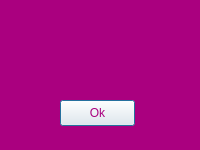
Before: the Qt Designer form task/pythonProject/gui/ui_files/error_window.ui in Little0witch/practice, drawn with Qt 5.
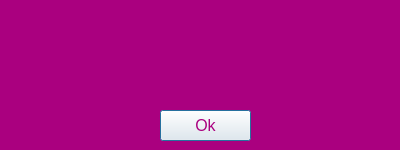
After: the same form once the commit is applied.

Diff of the .ui file:
```diff
--- a/task/pythonProject/gui/ui_files/error_window.ui
+++ b/task/pythonProject/gui/ui_files/error_window.ui
@@ -6,13 +6,13 @@
    <rect>
     <x>0</x>
     <y>0</y>
-    <width>200</width>
+    <width>400</width>
     <height>150</height>
    </rect>
   </property>
   <property name="maximumSize">
    <size>
-    <width>200</width>
+    <width>400</width>
     <height>150</height>
    </size>
   </property>
@@ -26,12 +26,17 @@
   <widget class="QPushButton" name="ok_button">
    <property name="geometry">
     <rect>
-     <x>60</x>
-     <y>100</y>
-     <width>75</width>
-     <height>26</height>
+     <x>160</x>
+     <y>110</y>
+     <width>91</width>
+     <height>31</height>
     </rect>
    </property>
+   <property name="font">
+    <font>
+     <pointsize>12</pointsize>
+    </font>
+   </property>
    <property name="styleSheet">
     <string notr="true">QPushButton:hover {
 	background-color: rgb(252, 211, 255);
@@ -54,7 +59,7 @@
     <rect>
      <x>10</x>
      <y>30</y>
-     <width>181</width>
+     <width>371</width>
      <height>51</height>
     </rect>
    </property>
@@ -70,6 +75,9 @@
    <property name="text">
     <string>&lt;html&gt;&lt;head/&gt;&lt;body&gt;&lt;p align=&quot;center&quot;&gt;&lt;span style=&quot; font-size:12pt;&quot;&gt;&lt;br/&gt;&lt;/span&gt;&lt;/p&gt;&lt;/body&gt;&lt;/html&gt;</string>
    </property>
+   <property name="alignment">
+    <set>Qt::AlignmentFlag::AlignCenter</set>
+   </property>
   </widget>
  </widget>
  <resources/>
```
